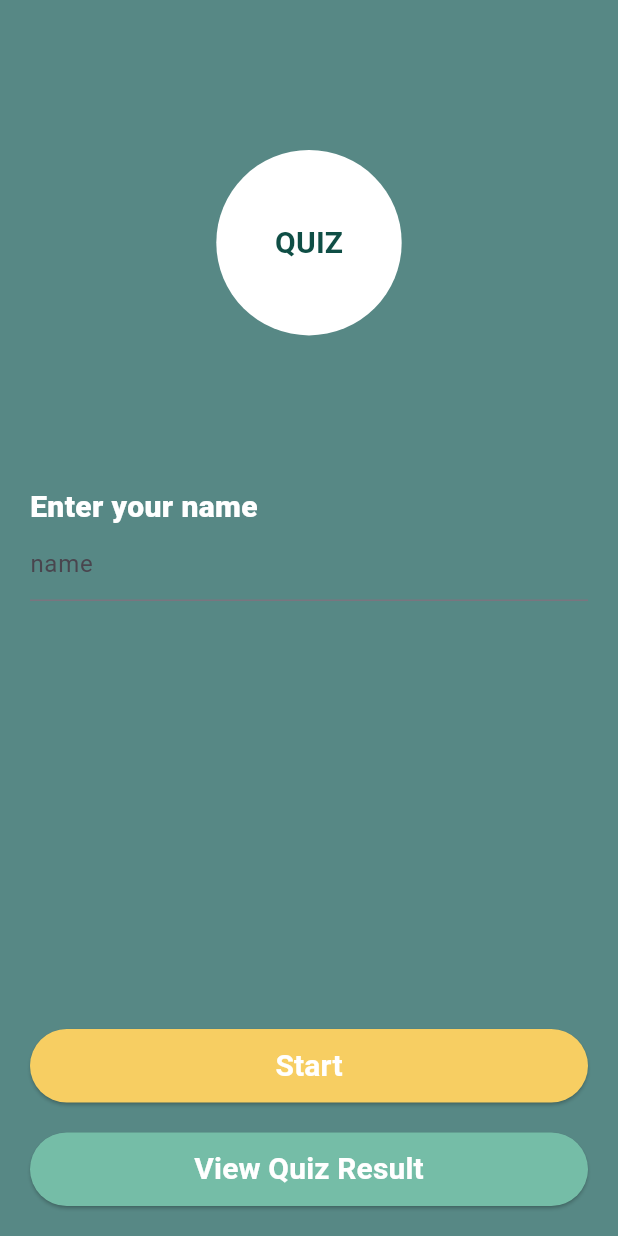
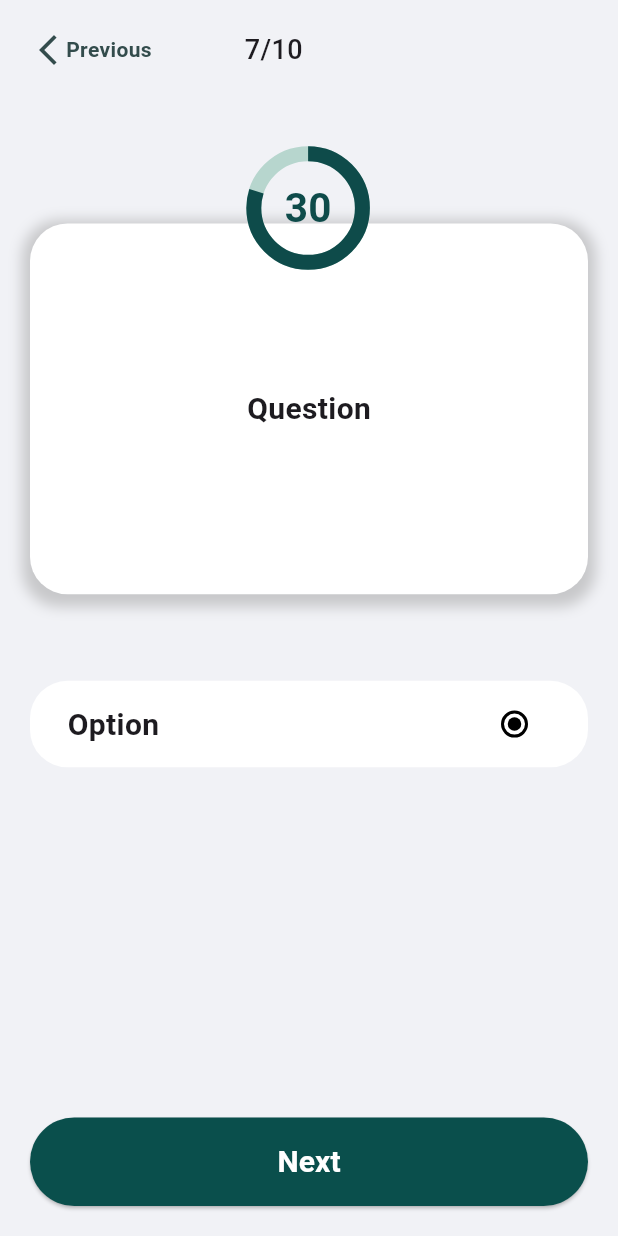
Before and after one commit to VividSoda/WaterflowInternQuizAPp, a Flutter app: the screen it shows after launch, after a tap on "Start", on a phone screen of 412 x 824 dp. Run offline on Flutter 3.47's test engine with Material 3 defaults, Android fonts, the phone set to English and light mode, and no system bars; drawn by our look-alikes of percent_indicator; network calls fail.

Commit message:
quiz model and api along with quiz screen

```diff
--- /dev/null
+++ b/lib/api/quiz_api.dart
@@ -0,0 +1,48 @@
+import 'package:http/http.dart' as http;
+import 'dart:convert';
+
+import 'package:waterflow_intern/models/quiz.dart';
+
+class QuizApi {
+  static Uri quizUrl = Uri.parse("https://the-trivia-api.com/v2/questions");
+
+  static Map<String, String> header = {
+    'Content-Type': 'application/json',
+  };
+
+  static Future<void> getQuizQuestions() async {
+    try {
+      final response = await http.get(
+        quizUrl,
+        headers: header,
+      );
+
+      List<dynamic> quizList = json.decode(response.body);
+      List<Quiz> quizQuestions = [];
+      for (final item in quizList) {
+        List<String> answers = [];
+        answers.add(item['correctAnswer']);
+
+        List<dynamic> options = item['incorrectAnswers'];
+        for (final option in options) {
+          answers.add(option);
+        }
+
+        final question = Quiz(
+          question: item['question']['text'],
+          answerOptions: answers,
+          correctAnswer: item['correctAnswer'],
+          id: item['id'],
+        );
+        // print(question.question);
+        // print(question.answerOptions);
+        // print(question.correctAnswer);
+        // print(question.id);
+        quizQuestions.add(question);
+      }
+    } catch (error) {
+      print(error);
+      return;
+    }
+  }
+}
--- a/lib/home.dart
+++ /dev/null
@@ -1,106 +0,0 @@
-import 'package:flutter/material.dart';
-
-class HomeScreen extends StatelessWidget {
-  const HomeScreen({super.key});
-
-  @override
-  Widget build(BuildContext context) {
-    final scrWidth = MediaQuery.of(context).size.width;
-
-    return Scaffold(
-      backgroundColor: const Color(0xFF578885),
-      body: Padding(
-        padding: const EdgeInsets.only(
-          left: 20,
-          right: 20,
-          bottom: 20,
-          top: 20,
-        ),
-        child: SafeArea(
-          child: Column(
-            children: [
-              const SizedBox(
-                height: 80,
-              ),
-              Center(
-                child: CircleAvatar(
-                  radius: scrWidth * 0.15,
-                  backgroundColor: Colors.white,
-                  child: const Text(
-                    'QUIZ',
-                    style: TextStyle(
-                      color: Color(0xFF0f4e45),
-                      fontWeight: FontWeight.w700,
-                      fontSize: 20,
-                    ),
-                  ),
-                ),
-              ),
-              const SizedBox(
-                height: 100,
-              ),
-              const Align(
-                alignment: Alignment.bottomLeft,
-                child: Text(
-                  "Enter your name",
-                  style: TextStyle(
-                    color: Colors.white,
-                    fontWeight: FontWeight.w900,
-                    fontSize: 20,
-                  ),
-                ),
-              ),
-              TextFormField(
-                decoration: const InputDecoration(
-                  hintText: "name",
-                ),
-              ),
-              const Spacer(),
-              //start button
-              SizedBox(
-                width: double.infinity,
-                child: ElevatedButton(
-                  onPressed: () {},
-                  style: ElevatedButton.styleFrom(
-                    backgroundColor: const Color(0xFFf7ce62),
-                    foregroundColor: Colors.white,
-                    padding: const EdgeInsets.symmetric(vertical: 10),
-                  ),
-                  child: const Text(
-                    "Start",
-                    style: TextStyle(
-                      fontSize: 20,
-                      fontWeight: FontWeight.w600,
-                    ),
-                  ),
-                ),
-              ),
-              const SizedBox(
-                height: 20,
-              ),
-              //view quiz results
-              SizedBox(
-                width: double.infinity,
-                child: ElevatedButton(
-                  onPressed: () {},
-                  style: ElevatedButton.styleFrom(
-                    backgroundColor: const Color(0xFF75bda7),
-                    foregroundColor: Colors.white,
-                    padding: const EdgeInsets.symmetric(vertical: 10),
-                  ),
-                  child: const Text(
-                    "View Quiz Result",
-                    style: TextStyle(
-                      fontSize: 20,
-                      fontWeight: FontWeight.w600,
-                    ),
-                  ),
-                ),
-              ),
-            ],
-          ),
-        ),
-      ),
-    );
-  }
-}
--- a/lib/main.dart
+++ b/lib/main.dart
@@ -1,5 +1,5 @@
 import 'package:flutter/material.dart';
-import 'package:waterflow_intern/home.dart';
+import 'package:waterflow_intern/screens/home.dart';
 
 void main() {
   runApp(const MyApp());
--- /dev/null
+++ b/lib/models/quiz.dart
@@ -0,0 +1,13 @@
+class Quiz {
+  const Quiz({
+    required this.question,
+    required this.answerOptions,
+    required this.correctAnswer,
+    required this.id,
+  });
+
+  final String question;
+  final List<String> answerOptions;
+  final String correctAnswer;
+  final String id;
+}
--- /dev/null
+++ b/lib/screens/home.dart
@@ -0,0 +1,186 @@
+import 'package:flutter/material.dart';
+import 'package:waterflow_intern/api/quiz_api.dart';
+import 'package:waterflow_intern/screens/quiz.dart';
+
+class HomeScreen extends StatefulWidget {
+  const HomeScreen({super.key});
+
+  @override
+  State<HomeScreen> createState() => _HomeScreenState();
+}
+
+class _HomeScreenState extends State<HomeScreen> {
+  final _nameController = TextEditingController();
+  String? _errorText;
+
+  @override
+  void initState() {
+    super.initState();
+    QuizApi.getQuizQuestions();
+  }
+
+  @override
+  void dispose() {
+    _nameController.dispose();
+    super.dispose();
+  }
+
+  void _validateName() {
+    final enteredName = _nameController.text;
+    if (enteredName.isEmpty) {
+      setState(() {
+        _errorText = "Please enter your name!";
+      });
+    } else if (!enteredName.contains(" ")) {
+      setState(() {
+        _errorText = 'Enter full name!';
+      });
+    } else {
+      setState(() {
+        _errorText = null;
+      });
+    }
+  }
+
+  void _startQuiz() {
+    final bool isValid = _errorText == null;
+    if (!isValid) {
+      return;
+    }
+
+    Navigator.of(context).push(
+      MaterialPageRoute(
+        builder: (context) => const QuizScreen(),
+      ),
+    );
+  }
+
+  @override
+  Widget build(BuildContext context) {
+    final scrWidth = MediaQuery.of(context).size.width;
+
+    return Scaffold(
+      backgroundColor: const Color(0xFF578885),
+      body: Column(
+        crossAxisAlignment: CrossAxisAlignment.stretch,
+        children: [
+          Expanded(
+            child: SingleChildScrollView(
+              padding: const EdgeInsets.only(
+                left: 20,
+                right: 20,
+                bottom: 120, // Adjusted bottom padding to accommodate buttons
+                top: 20,
+              ),
+              child: SafeArea(
+                child: Column(
+                  crossAxisAlignment: CrossAxisAlignment.stretch,
+                  children: [
+                    const SizedBox(height: 80),
+                    Center(
+                      child: CircleAvatar(
+                        radius: scrWidth * 0.15,
+                        backgroundColor: Colors.white,
+                        child: const Text(
+                          'QUIZ',
+                          style: TextStyle(
+                            color: Color(0xFF0f4e45),
+                            fontWeight: FontWeight.w700,
+                            fontSize: 20,
+                          ),
+                        ),
+                      ),
+                    ),
+                    const SizedBox(height: 100),
+                    const Align(
+                      alignment: Alignment.bottomLeft,
+                      child: Text(
+                        "Enter your name",
+                        style: TextStyle(
+                          color: Colors.white,
+                          fontWeight: FontWeight.w900,
+                          fontSize: 20,
+                        ),
+                      ),
+                    ),
+                    const SizedBox(
+                      height: 10,
+                    ),
+                    TextField(
+                      controller: _nameController,
+                      autocorrect: false,
+                      enableSuggestions: false,
+                      style: const TextStyle(color: Colors.white),
+                      decoration: InputDecoration(
+                        hintText: "name",
+                        hintStyle: const TextStyle(color: Colors.white),
+                        border: const OutlineInputBorder(
+                          borderRadius: BorderRadius.all(
+                            Radius.circular(25),
+                          ),
+                          borderSide: BorderSide(color: Colors.white),
+                        ),
+                        focusedBorder: const OutlineInputBorder(
+                          borderRadius: BorderRadius.all(
+                            Radius.circular(25),
+                          ),
+                          borderSide: BorderSide(color: Colors.white),
+                        ),
+                        errorText: _errorText,
+                      ),
+                    ),
+                  ],
+                ),
+              ),
+            ),
+          ),
+          Padding(
+            padding: const EdgeInsets.all(20.0),
+            child: Column(
+              crossAxisAlignment: CrossAxisAlignment.stretch,
+              children: [
+                SizedBox(
+                  width: double.infinity,
+                  child: ElevatedButton(
+                    onPressed: _startQuiz,
+                    style: ElevatedButton.styleFrom(
+                      backgroundColor: const Color(0xFFf7ce62),
+                      foregroundColor: Colors.white,
+                      padding: const EdgeInsets.symmetric(vertical: 15),
+                    ),
+                    child: const Text(
+                      "Start",
+                      style: TextStyle(
+                        fontSize: 20,
+                        fontWeight: FontWeight.w600,
+                      ),
+                    ),
+                  ),
+                ),
+                const SizedBox(height: 20),
+                SizedBox(
+                  width: double.infinity,
+                  child: ElevatedButton(
+                    onPressed: () {},
+                    style: ElevatedButton.styleFrom(
+                      backgroundColor: const Color(0xFF75bda7),
+                      foregroundColor: Colors.white,
+                      padding: const EdgeInsets.symmetric(vertical: 15),
+                    ),
+                    child: const Text(
+                      "View Quiz Result",
+                      style: TextStyle(
+                        fontSize: 20,
+                        fontWeight: FontWeight.w600,
+                      ),
+                    ),
+                  ),
+                ),
+              ],
+            ),
+          ),
+        ],
+      ),
+    );
+  }
+}
--- /dev/null
+++ b/lib/screens/quiz.dart
@@ -0,0 +1,174 @@
+import 'dart:async';
+
+import 'package:flutter/material.dart';
+import 'package:percent_indicator/circular_percent_indicator.dart';
+import 'package:waterflow_intern/widgets/answer_tile.dart';
+
+class QuizScreen extends StatefulWidget {
+  const QuizScreen({super.key});
+
+  @override
+  State<QuizScreen> createState() => _QuizScreenState();
+}
+
+class _QuizScreenState extends State<QuizScreen> {
+  int _seconds = 60;
+  late Timer _quizTimer;
+
+  @override
+  void initState() {
+    super.initState();
+    _startTimer();
+  }
+
+  @override
+  void dispose() {
+    _quizTimer.cancel();
+    super.dispose();
+  }
+
+  void _startTimer() {
+    const oneSecond = Duration(seconds: 1);
+    _quizTimer = Timer.periodic(oneSecond, (timer) {
+      setState(() {
+        if (_seconds == 0) {
+          timer.cancel();
+          // Handle timer completion, e.g., show a message or perform an action
+        } else {
+          _seconds--;
+        }
+      });
+    });
+  }
+
+  @override
+  Widget build(BuildContext context) {
+    final scrHeight = MediaQuery.of(context).size.height;
+    final scrWeidth = MediaQuery.of(context).size.width;
+    return Scaffold(
+      backgroundColor: const Color(0xFFf1f2f6),
+      body: SafeArea(
+        child: Column(
+          children: [
+            Expanded(
+              child: SingleChildScrollView(
+                padding: const EdgeInsets.all(20),
+                child: Column(
+                  children: [
+                    Row(
+                      children: [
+                        InkWell(
+                          onTap: () {
+                            Navigator.of(context).pop();
+                          },
+                          child: const Icon(
+                            Icons.arrow_back_ios_new,
+                            color: Color(0xFF334c4c),
+                          ),
+                        ),
+                        const Text(
+                          "Previous",
+                          style: TextStyle(
+                            color: Color(0xFF334c4c),
+                            fontWeight: FontWeight.bold,
+                          ),
+                        ),
+                        SizedBox(
+                          width: scrWeidth * 0.15,
+                        ),
+                        const Text(
+                          "7/10",
+                          style: TextStyle(
+                            fontSize: 18,
+                            fontWeight: FontWeight.w500,
+                          ),
+                        ),
+                      ],
+                    ),
+                    SizedBox(
+                      height: scrHeight * 0.125,
+                    ),
+                    Stack(
+                      clipBehavior: Clip.none,
+                      children: [
+                        Container(
+                          width: double.infinity,
+                          height: scrHeight * 0.3,
+                          padding: const EdgeInsets.all(20),
+                          alignment: Alignment.center,
+                          decoration: BoxDecoration(
+                            color: Colors.white,
+                            borderRadius: BorderRadius.circular(25),
+                            boxShadow: [
+                              BoxShadow(
+                                color: Colors.grey
+                                    .withOpacity(0.5), // Shadow color
+                                spreadRadius: 5, // Spread radius
+                                blurRadius: 7, // Blur radius
+                                offset: const Offset(
+                                    0, 3), // Offset to bottom-right
+                              ),
+                            ],
+                          ),
+                          child: const Text(
+                            "Question",
+                            style: TextStyle(
+                              fontWeight: FontWeight.bold,
+                              fontSize: 20,
+                            ),
+                          ),
+                        ),
+                        Positioned(
+                          top: -scrWeidth * 0.125,
+                          left: scrWeidth * 0.35,
+                          child: CircularPercentIndicator(
+                            radius: scrWeidth * 0.1,
+                            lineWidth: 10.0,
+                            percent: 0.8,
+                            center: const Text(
+                              '30',
+                              style: TextStyle(
+                                fontWeight: FontWeight.bold,
+                                fontSize: 27,
+                                color: Color(0xFF0e4b4a),
+                              ),
+                            ),
+                            backgroundColor: const Color(0xFFb7d6ce),
+                            progressColor: const Color(0xFF0e4b4a),
+                          ),
+                        ),
+                      ],
+                    ),
+                    SizedBox(
+                      height: scrHeight * 0.07,
+                    ),
+                    AnswerTile(),
+                  ],
+                ),
+              ),
+            ),
+            Container(
+              width: double.infinity,
+              margin: const EdgeInsets.all(20),
+              child: ElevatedButton(
+                onPressed: () {},
+                style: ElevatedButton.styleFrom(
+                  backgroundColor: const Color(0xFF0a4f4c),
+                  foregroundColor: Colors.white,
+                  padding: const EdgeInsets.symmetric(vertical: 15),
+                ),
+                child: const Text(
+                  "Next",
+                  style: TextStyle(
+                    fontSize: 20,
+                    fontWeight: FontWeight.w600,
+                  ),
+                ),
+              ),
+            ),
+          ],
+        ),
+      ),
+    );
+  }
+}
--- /dev/null
+++ b/lib/widgets/answer_tile.dart
@@ -0,0 +1,38 @@
+import 'package:flutter/material.dart';
+
+class AnswerTile extends StatelessWidget {
+  const AnswerTile({super.key});
+
+  @override
+  Widget build(BuildContext context) {
+    final scrHeight = MediaQuery.of(context).size.height;
+    return Container(
+      width: double.infinity,
+      height: scrHeight * 0.07,
+      padding: const EdgeInsets.symmetric(horizontal: 25, vertical: 15),
+      alignment: Alignment.center,
+      decoration: BoxDecoration(
+        color: Colors.white,
+        borderRadius: BorderRadius.circular(25),
+      ),
+      child: Row(
+        children: [
+          const Text(
+            "Option",
+            style: TextStyle(
+              fontWeight: FontWeight.bold,
+              fontSize: 20,
+            ),
+          ),
+          const Spacer(),
+          Radio(
+            activeColor: Colors.black,
+            value: 0,
+            groupValue: 0,
+            onChanged: (value) {},
+          ),
+        ],
+      ),
+    );
+  }
+}
--- a/pubspec.yaml
+++ b/pubspec.yaml
@@ -35,6 +35,8 @@ dependencies:
   # The following adds the Cupertino Icons font to your application.
   # Use with the CupertinoIcons class for iOS style icons.
   cupertino_icons: ^1.0.2
+  percent_indicator: ^4.2.3
+  http: ^1.2.0
 
 dev_dependencies:
   flutter_test:
```
Also changed, not shown: pubspec.lock.
